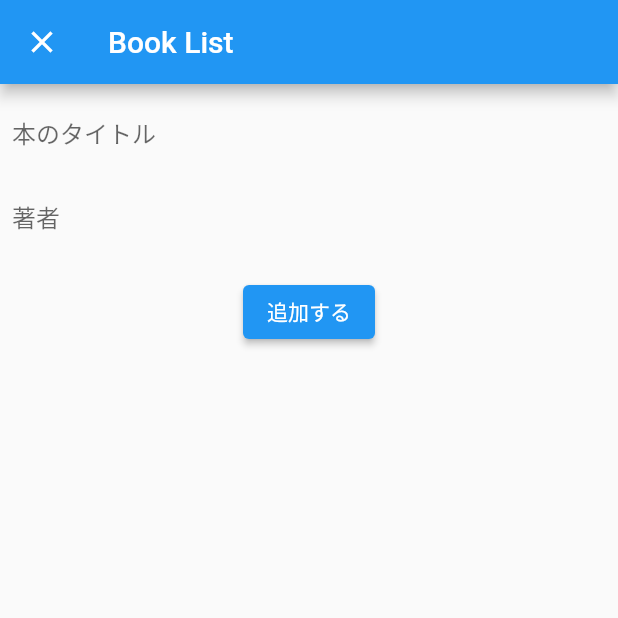
After one commit to caffelatte23/book_list_sample, a Flutter app: the screen it shows after launch, after a tap on the "add" icon, on a phone screen of 412 x 824 dp, the top half of it. The commit adds this screen. Run offline on Flutter 3.47's test engine with Material 2 defaults, Android fonts, the phone set to English and light mode, and no system bars; our stand-ins replace cloud_firestore, firebase_core; accounts and stored records are empty.

Commit message:
add: add method

```diff
--- /dev/null
+++ b/lib/add_book/add_book_model.dart
@@ -0,0 +1,21 @@
+import 'package:cloud_firestore/cloud_firestore.dart';
+import 'package:flutter/material.dart';
+
+class AddBookModel extends ChangeNotifier {
+  String? title;
+  String? author;
+
+  Future addBook() async {
+    if (title == null || author == null || title!.isEmpty || author!.isEmpty) {
+      throw "入力項目が不足しています。";
+    }
+
+    // firestoreに追加
+    await FirebaseFirestore.instance.collection("books").add(
+      {
+        "title": title,
+        "author": author,
+      },
+    );
+  }
+}
--- /dev/null
+++ b/lib/add_book/add_book_page.dart
@@ -0,0 +1,69 @@
+import 'package:book_list_sample/add_book/add_book_model.dart';
+import 'package:book_list_sample/domain/book.dart';
+import 'package:flutter/material.dart';
+import 'package:provider/provider.dart';
+
+class AddBookPage extends StatelessWidget {
+  const AddBookPage({super.key});
+
+  @override
+  Widget build(BuildContext context) {
+    return ChangeNotifierProvider<AddBookModel>(
+      create: (_) => AddBookModel(),
+      child: Scaffold(
+        appBar: AppBar(
+          title: const Text("Book List"),
+        ),
+        body: Center(
+            child: Consumer<AddBookModel>(builder: (context, model, child) {
+          return Padding(
+              padding: const EdgeInsets.all(8.0),
+              child: Column(
+                children: [
+                  TextField(
+                    decoration: const InputDecoration(
+                      border: InputBorder.none,
+                      hintText: "本のタイトル",
+                    ),
+                    onChanged: (text) {
+                      model.title = text;
+                    },
+                  ),
+                  const SizedBox(
+                    height: 8,
+                  ),
+                  TextField(
+                    decoration: const InputDecoration(
+                      border: InputBorder.none,
+                      hintText: "著者",
+                    ),
+                    onChanged: (text) {
+                      model.author = text;
+                    },
+                  ),
+                  const SizedBox(
+                    height: 16,
+                  ),
+                  ElevatedButton(
+                    onPressed: () async {
+                      try {
+                        await model.addBook();
+                        Navigator.of(context).pop(true);
+                      } catch (e) {
+                        ScaffoldMessenger.of(context).showSnackBar(
+                          SnackBar(
+                            content: Text(e.toString()),
+                            backgroundColor: Colors.red,
+                          ),
+                        );
+                      }
+                    },
+                    child: const Text("追加する"),
+                  )
+                ],
+              ));
+        })),
+      ),
+    );
+  }
+}
--- a/lib/book_list/book_list_page.dart
+++ b/lib/book_list/book_list_page.dart
@@ -1,14 +1,8 @@
+import 'package:book_list_sample/add_book/add_book_page.dart';
 import 'package:book_list_sample/book_list/book_list_model.dart';
 import 'package:book_list_sample/domain/book.dart';
 import 'package:flutter/material.dart';
 import 'package:provider/provider.dart';
-
-// class BookListPage extends StatefulWidget {
-//   const BookListPage({super.key});
-
-//   @override
-//   State<BookListPage> createState() => _BookListState();
-// }
 
 class BookListPage extends StatelessWidget {
   const BookListPage({super.key});
@@ -35,12 +29,31 @@ class BookListPage extends StatelessWidget {
 
             return ListView(children: widgets);
           })),
-        floatingActionButton: const FloatingActionButton(
-          onPressed: null,
+          floatingActionButton:
+              Consumer<BookListModel>(builder: (context, model, child) {
+            return FloatingActionButton(
+              onPressed: () async {
+                final bool? isAdded = await Navigator.push(
+                  context,
+                  MaterialPageRoute(
+                    builder: (context) => const AddBookPage(),
+                    fullscreenDialog: true,
+                  ),
+                );
+
+                if (isAdded != null && isAdded) {
+                  const snackBar = SnackBar(
+                      content: Text("本を追加しました。"),
+                      backgroundColor: Colors.green);
+
+                  ScaffoldMessenger.of(context).showSnackBar(snackBar);
+                }
+                model.fetchBookList();
+              },
               tooltip: "Increment",
-          child: Icon(Icons.add),
-        ),
-      ),
+              child: const Icon(Icons.add),
+            );
+          })),
     );
   }
 }
```
Lines whose indentation alone changed are shown as unchanged.
